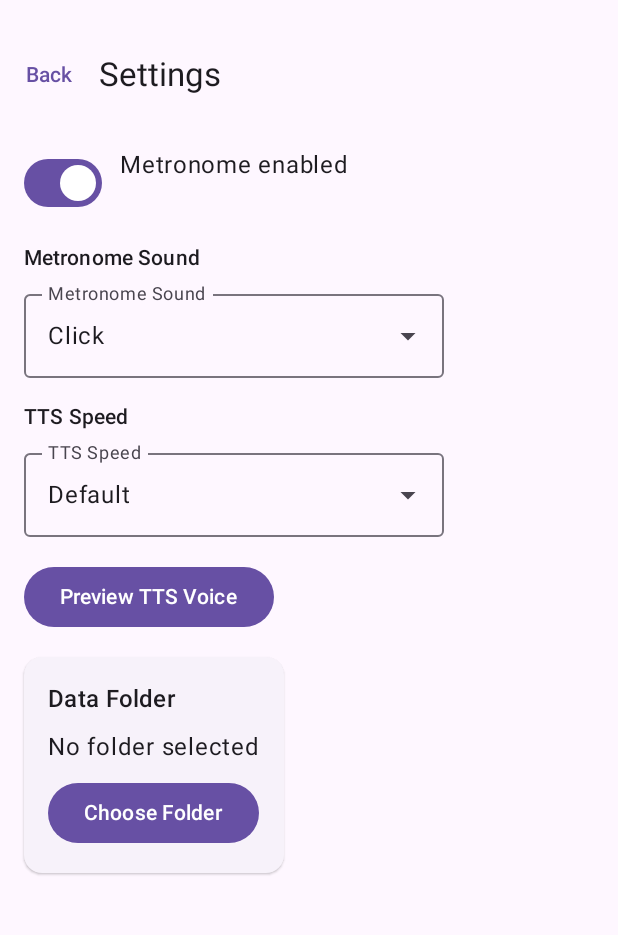
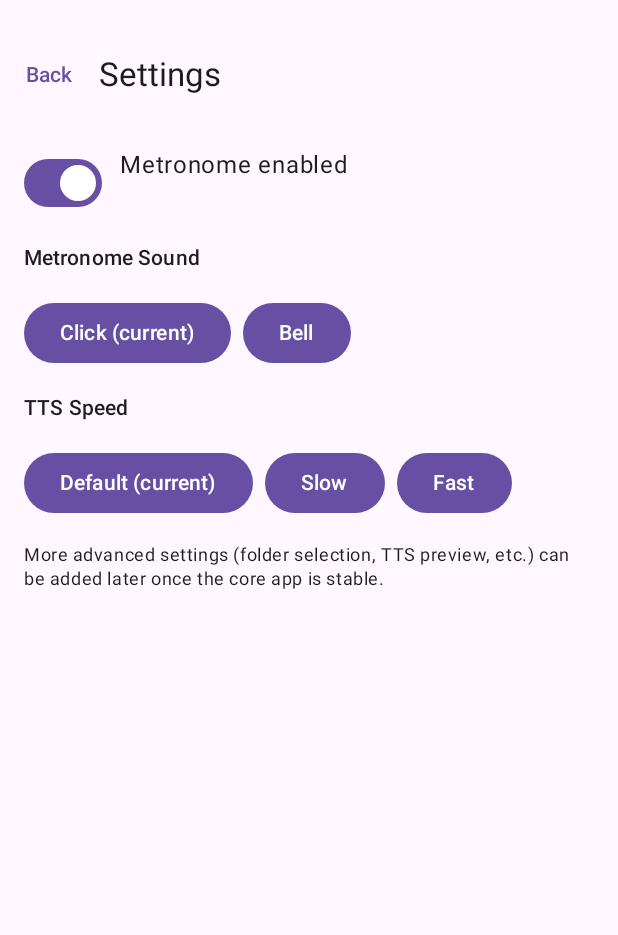
Before and after one commit to Pieniger/DanceTrainer, an Android app built with Jetpack Compose: the SettingsScreen screen opened through its navigation route, on a phone screen of 412 x 824 dp, the part 69-1004 px from its top. Run offline under Robolectric (Android 15) with nearby library versions, the light colour scheme and no system bars.

Commit message:
Update SettingsScreen.kt

```diff
--- a/app/src/main/java/com/example/dancetrainer/ui/SettingsScreen.kt
+++ b/app/src/main/java/com/example/dancetrainer/ui/SettingsScreen.kt
@@ -1,35 +1,24 @@
 package com.example.dancetrainer.ui
 
 import android.content.Context
-import android.content.Intent
-import android.net.Uri
-import android.widget.Toast
-import androidx.activity.compose.rememberLauncherForActivityResult
-import androidx.activity.result.contract.ActivityResultContracts
 import androidx.compose.foundation.layout.Arrangement
 import androidx.compose.foundation.layout.Column
 import androidx.compose.foundation.layout.Row
 import androidx.compose.foundation.layout.fillMaxSize
 import androidx.compose.foundation.layout.padding
 import androidx.compose.material3.Button
-import androidx.compose.material3.ElevatedCard
 import androidx.compose.material3.ExperimentalMaterial3Api
-import androidx.compose.material3.ExposedDropdownMenuBox
-import androidx.compose.material3.ExposedDropdownMenuDefaults
-import androidx.compose.material3.DropdownMenuItem
 import androidx.compose.material3.MaterialTheme
-import androidx.compose.material3.OutlinedTextField
 import androidx.compose.material3.Scaffold
-import androidx.compose.material3.SmallTopAppBar
 import androidx.compose.material3.Switch
 import androidx.compose.material3.Text
 import androidx.compose.material3.TextButton
-import androidx.compose.material3.menuAnchor
+import androidx.compose.material3.TopAppBar
 import androidx.compose.runtime.Composable
+import androidx.compose.runtime.getValue
 import androidx.compose.runtime.mutableStateOf
-import androidx.compose.runtime.getValue
+import androidx.compose.runtime.remember
 import androidx.compose.runtime.setValue
-import androidx.compose.runtime.remember
 import androidx.compose.ui.Modifier
 import androidx.compose.ui.platform.LocalContext
 import androidx.compose.ui.unit.dp
@@ -39,7 +28,6 @@ private object PrefsKeys {
     const val METRONOME_ON = "metronome_on"
     const val SOUND = "metronome_sound"
     const val TTS_SPEED = "tts_speed"
-    const val STORAGE_URI = "storage_uri"
 }
 
 @OptIn(ExperimentalMaterial3Api::class)
@@ -51,28 +39,20 @@ fun SettingsScreen(onBack: () -> Unit) {
     var metronomeOn by remember { mutableStateOf(prefs.getBoolean(PrefsKeys.METRONOME_ON, true)) }
     var metronomeSound by remember { mutableStateOf(prefs.getString(PrefsKeys.SOUND, "Click") ?: "Click") }
     var ttsSpeed by remember { mutableStateOf(prefs.getString(PrefsKeys.TTS_SPEED, "Default") ?: "Default") }
-    var storageUri by remember { mutableStateOf(prefs.getString(PrefsKeys.STORAGE_URI, "") ?: "") }
 
-    val folderPicker = rememberLauncherForActivityResult(
-        ActivityResultContracts.OpenDocumentTree()
-    ) { uri: Uri? ->
-        if (uri != null) {
-            val flags = Intent.FLAG_GRANT_READ_URI_PERMISSION or
-                Intent.FLAG_GRANT_WRITE_URI_PERMISSION
-            try {
-                ctx.contentResolver.takePersistableUriPermission(uri, flags)
-            } catch (_: Exception) {
-                // Ignore if not supported or already persisted
+    fun saveSound(value: String) {
+        metronomeSound = value
+        prefs.edit().putString(PrefsKeys.SOUND, value).apply()
     }
 
-            storageUri = uri.toString()
-            prefs.edit().putString(PrefsKeys.STORAGE_URI, storageUri).apply()
-        }
+    fun saveSpeed(value: String) {
+        ttsSpeed = value
+        prefs.edit().putString(PrefsKeys.TTS_SPEED, value).apply()
     }
 
     Scaffold(
         topBar = {
-            SmallTopAppBar(
+            TopAppBar(
                 title = { Text("Settings") },
                 navigationIcon = {
                     TextButton(onClick = onBack) { Text("Back") }
@@ -99,92 +79,35 @@ fun SettingsScreen(onBack: () -> Unit) {
                 Text("Metronome enabled")
             }
 
-            // Metronome sound
-            DropdownSetting(
-                label = "Metronome Sound",
-                options = listOf("Click", "Bell"),
-                selected = metronomeSound,
-                onSelected = {
-                    metronomeSound = it
-                    prefs.edit().putString(PrefsKeys.SOUND, it).apply()
-                }
+            // Metronome sound selection (simple buttons)
+            Text("Metronome Sound", style = MaterialTheme.typography.titleSmall)
+            Row(horizontalArrangement = Arrangement.spacedBy(8.dp)) {
+                listOf("Click", "Bell").forEach { option ->
+                    Button(onClick = { saveSound(option) }) {
+                        Text(
+                            if (option == metronomeSound) "$option (current)" else option
                         )
-
-            // TTS Speed
-            DropdownSetting(
-                label = "TTS Speed",
-                options = listOf("Default", "Slow", "Fast"),
-                selected = ttsSpeed,
-                onSelected = {
-                    ttsSpeed = it
-                    prefs.edit().putString(PrefsKeys.TTS_SPEED, it).apply()
-                }
-            )
-
-            // TTS voice preview (placeholder — hook up your real TTS later)
-            Button(onClick = {
-                Toast.makeText(ctx, "Playing TTS preview ($ttsSpeed)…", Toast.LENGTH_SHORT).show()
-            }) {
-                Text("Preview TTS Voice")
-            }
-
-            // Storage path selection
-            ElevatedCard {
-                Column(
-                    Modifier.padding(16.dp),
-                    verticalArrangement = Arrangement.spacedBy(8.dp)
-                ) {
-                    Text("Data Folder", style = MaterialTheme.typography.titleMedium)
-                    Text(if (storageUri.isEmpty()) "No folder selected" else storageUri)
-                    Button(onClick = { folderPicker.launch(null) }) {
-                        Text("Choose Folder")
-                    }
-                }
-            }
                     }
                 }
             }
 
-@OptIn(ExperimentalMaterial3Api::class)
-@Composable
-private fun DropdownSetting(
-    label: String,
-    options: List<String>,
-    selected: String,
-    onSelected: (String) -> Unit
-) {
-    var expanded by remember { mutableStateOf(false) }
-
-    Column(verticalArrangement = Arrangement.spacedBy(6.dp)) {
-        Text(label, style = MaterialTheme.typography.titleSmall)
-        ExposedDropdownMenuBox(
-            expanded = expanded,
-            onExpandedChange = { expanded = !expanded }
-        ) {
-            OutlinedTextField(
-                value = selected,
-                onValueChange = {},
-                readOnly = true,
-                label = { Text(label) },
-                modifier = Modifier.menuAnchor(),
-                trailingIcon = {
-                    ExposedDropdownMenuDefaults.TrailingIcon(expanded = expanded)
-                }
-            )
-            androidx.compose.material3.ExposedDropdownMenu(
-                expanded = expanded,
-                onDismissRequest = { expanded = false }
-            ) {
-                options.forEach { opt ->
-                    DropdownMenuItem(
-                        text = { Text(opt) },
-                        onClick = {
-                            onSelected(opt)
-                            expanded = false
-                        }
+            // TTS Speed selection
+            Text("TTS Speed", style = MaterialTheme.typography.titleSmall)
+            Row(horizontalArrangement = Arrangement.spacedBy(8.dp)) {
+                listOf("Default", "Slow", "Fast").forEach { option ->
+                    Button(onClick = { saveSpeed(option) }) {
+                        Text(
+                            if (option == ttsSpeed) "$option (current)" else option
                         )
                     }
                 }
             }
+
+            Text(
+                "More advanced settings (folder selection, TTS preview, etc.) " +
+                        "can be added later once the core app is stable.",
+                style = MaterialTheme.typography.bodySmall
+            )
         }
     }
+}
```
Lines whose indentation alone changed are shown as unchanged.
